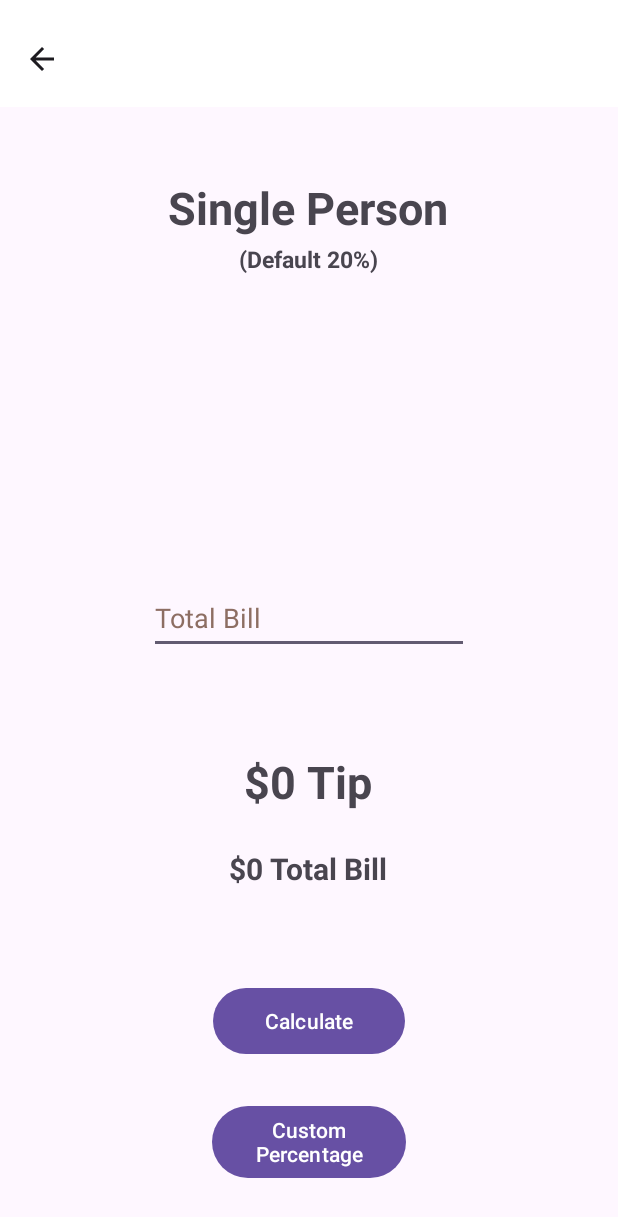
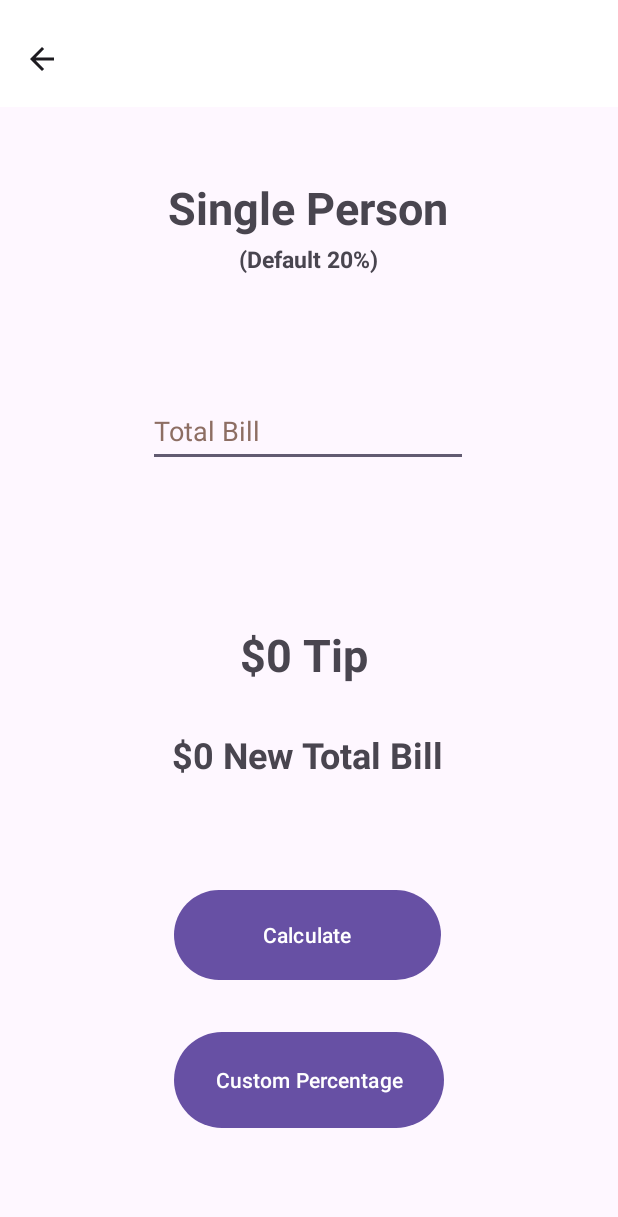
Before and after one commit to geers15/Tip_Calculator, an Android app: the screen it shows after launch (MainActivity3), after a tap on "Single Person", on a phone screen of 412 x 824 dp. Shown: the top 1217 px of the screen. Run offline under Robolectric (Android 15) with nearby library versions, the light colour scheme and no system bars.

Commit message:
Hi Fi Final (Hopefully)

```diff
--- a/app/src/main/java/com/example/testproject/MainActivity.java
+++ b/app/src/main/java/com/example/testproject/MainActivity.java
@@ -1,11 +1,10 @@
 package com.example.testproject;
-
-import androidx.appcompat.app.AppCompatActivity;
 
 import android.content.Intent;
 import android.os.Bundle;
-import android.view.View;
 import android.widget.Button;
+
+import androidx.appcompat.app.AppCompatActivity;
 
 public class MainActivity extends AppCompatActivity {
 
@@ -16,23 +15,16 @@
         setContentView(R.layout.activity_main);
 
         Button button1=findViewById(R.id.button);
-        button1.setOnClickListener(new View.OnClickListener() {
-            @Override
-            public void onClick(View view) {
-                Intent intent=new Intent(MainActivity.this,MainActivity3.class);
-                        startActivity(intent);
+        button1.setOnClickListener(view -> {
+            Intent intent=new Intent(MainActivity.this,MainActivity3.class);
+                    startActivity(intent);
 
-            }
         });
         Button button=findViewById(R.id.button2);
-        button.setOnClickListener(new View.OnClickListener() {
-            @Override
-            public void onClick(View view)
-            {
-                Intent intent=new Intent(MainActivity.this,MainActivity2.class);
-                startActivity(intent);
+        button.setOnClickListener(view -> {
+            Intent intent=new Intent(MainActivity.this,MainActivity2.class);
+            startActivity(intent);
 
-            }
         });
     }
 }
--- a/app/src/main/java/com/example/testproject/MainActivity3.java
+++ b/app/src/main/java/com/example/testproject/MainActivity3.java
@@ -1,13 +1,12 @@
 package com.example.testproject;
+
+import android.content.Intent;
+import android.os.Bundle;
+import android.widget.Button;
 
 import androidx.appcompat.app.ActionBar;
 import androidx.appcompat.app.AppCompatActivity;
 import androidx.appcompat.widget.Toolbar;
-
-import android.content.Intent;
-import android.os.Bundle;
-import android.view.View;
-import android.widget.Button;
 
 public class MainActivity3 extends AppCompatActivity {
 
@@ -26,14 +25,10 @@
         }
 
         Button button=findViewById(R.id.button7);
-        button.setOnClickListener(new View.OnClickListener() {
-            @Override
-            public void onClick(View view)
-            {
-                Intent intent=new Intent(MainActivity3.this,MainActivity4.class);
-                startActivity(intent);
+        button.setOnClickListener(view -> {
+            Intent intent=new Intent(MainActivity3.this,MainActivity4.class);
+            startActivity(intent);
 
-            }
         });
 
     }
--- a/app/src/main/res/layout/activity_main3.xml
+++ b/app/src/main/res/layout/activity_main3.xml
@@ -10,7 +10,7 @@
         android:id="@+id/textView6"
         android:layout_width="wrap_content"
         android:layout_height="wrap_content"
-        android:text="Single Person"
+        android:text="@string/single_person"
         android:textSize="30sp"
         android:textStyle="bold"
         app:layout_constraintBottom_toBottomOf="parent"
@@ -24,7 +24,7 @@
         android:id="@+id/textView7"
         android:layout_width="wrap_content"
         android:layout_height="wrap_content"
-        android:text="(Default 20%)"
+        android:text="@string/default_20"
         android:textSize="15sp"
         android:textStyle="bold"
         app:layout_constraintBottom_toBottomOf="parent"
@@ -45,36 +45,39 @@
         android:textColorHint="#8D6E63"
         app:layout_constraintBottom_toBottomOf="parent"
         app:layout_constraintEnd_toEndOf="parent"
+        app:layout_constraintHorizontal_bias="0.497"
         app:layout_constraintStart_toStartOf="parent"
-        app:layout_constraintTop_toTopOf="parent" />
+        app:layout_constraintTop_toTopOf="parent"
+        app:layout_constraintVertical_bias="0.339"
+        android:autofillHints="" />
 
     <TextView
         android:id="@+id/textView8"
         android:layout_width="wrap_content"
         android:layout_height="wrap_content"
-        android:text="$0 Tip"
+        android:text="@string/tip_0"
         android:textSize="30sp"
+        android:textStyle="bold"
+        app:layout_constraintBottom_toBottomOf="parent"
+        app:layout_constraintEnd_toEndOf="parent"
+        app:layout_constraintHorizontal_bias="0.49"
+        app:layout_constraintStart_toStartOf="parent"
+        app:layout_constraintTop_toTopOf="parent"
+        app:layout_constraintVertical_bias="0.531" />
+
+    <TextView
+        android:id="@+id/textView9"
+        android:layout_width="wrap_content"
+        android:layout_height="wrap_content"
+        android:text="@string/new_total_bill_0"
+        android:textSize="24sp"
         android:textStyle="bold"
         app:layout_constraintBottom_toBottomOf="parent"
         app:layout_constraintEnd_toEndOf="parent"
         app:layout_constraintHorizontal_bias="0.498"
         app:layout_constraintStart_toStartOf="parent"
         app:layout_constraintTop_toTopOf="parent"
-        app:layout_constraintVertical_bias="0.639" />
-
-    <TextView
-        android:id="@+id/textView9"
-        android:layout_width="wrap_content"
-        android:layout_height="wrap_content"
-        android:text="$0 Total Bill"
-        android:textSize="20sp"
-        android:textStyle="bold"
-        app:layout_constraintBottom_toBottomOf="parent"
-        app:layout_constraintEnd_toEndOf="parent"
-        app:layout_constraintHorizontal_bias="0.498"
-        app:layout_constraintStart_toStartOf="parent"
-        app:layout_constraintTop_toTopOf="parent"
-        app:layout_constraintVertical_bias="0.71" />
+        app:layout_constraintVertical_bias="0.615" />
 
     <androidx.appcompat.widget.Toolbar
         android:id="@+id/toolbar4"
@@ -90,27 +93,29 @@
 
     <Button
         android:id="@+id/button6"
-        android:layout_width="128dp"
-        android:layout_height="52dp"
+        android:layout_width="178dp"
+        android:layout_height="68dp"
         android:layout_marginTop="25dp"
-        android:text="Calculate"
+        android:text="@string/calculate"
+        app:layout_constraintBottom_toBottomOf="parent"
+        app:layout_constraintEnd_toEndOf="parent"
+        app:layout_constraintHorizontal_bias="0.497"
+        app:layout_constraintStart_toStartOf="parent"
+        app:layout_constraintTop_toTopOf="parent"
+        app:layout_constraintVertical_bias="0.772" />
+
+    <Button
+        android:id="@+id/button7"
+        android:layout_width="180dp"
+        android:layout_height="72dp"
+        android:text="@string/custom_percentage"
         app:layout_constraintBottom_toBottomOf="parent"
         app:layout_constraintEnd_toEndOf="parent"
         app:layout_constraintHorizontal_bias="0.501"
         app:layout_constraintStart_toStartOf="parent"
-        app:layout_constraintTop_toTopOf="parent"
-        app:layout_constraintVertical_bias="0.843" />
-
-    <Button
-        android:id="@+id/button7"
-        android:layout_width="129dp"
-        android:layout_height="56dp"
-        android:text="Custom Percentage"
-        app:layout_constraintBottom_toBottomOf="parent"
-        app:layout_constraintEnd_toEndOf="parent"
-        app:layout_constraintStart_toStartOf="parent"
         app:layout_constraintTop_toTopOf="@+id/toolbar4"
-        app:layout_constraintVertical_bias="0.955" />
+        app:layout_constraintVertical_bias="0.91"
+        tools:ignore="TextSizeCheck" />
 
     <androidx.appcompat.widget.Toolbar
         android:id="@+id/toolbar5"
--- a/app/src/main/res/values/strings.xml
+++ b/app/src/main/res/values/strings.xml
@@ -17,7 +17,8 @@
     <string name="_0_tip_per_person">$0 tip per person</string>
     <string name="calculate">Calculate</string>
     <string name="custom_percentage">Custom Percentage</string>
-    <string name="new_total_bill_0">New Total Bill:$0</string>
-
-
+    <string name="new_total_bill_0">$0 New Total Bill</string>
+    <string name="custom">Custom</string>
+    <string name="tip_hint">Tip %</string>
+    <string name="tip_0">$0 Tip</string>
 </resources>
```
Also changed, not shown: app/src/main/java/com/example/testproject/MainActivity2.java (+7 -12 lines), app/src/main/java/com/example/testproject/MainActivity4.java (+2 -5 lines), app/src/main/res/layout/activity_main.xml (+2 -12 lines), app/src/main/res/layout/activity_main2.xml (+11 -9 lines), app/src/main/res/layout/activity_main4.xml (+20 -16 lines), app/src/main/res/layout/activity_main5.xml (+38 -28 lines).
